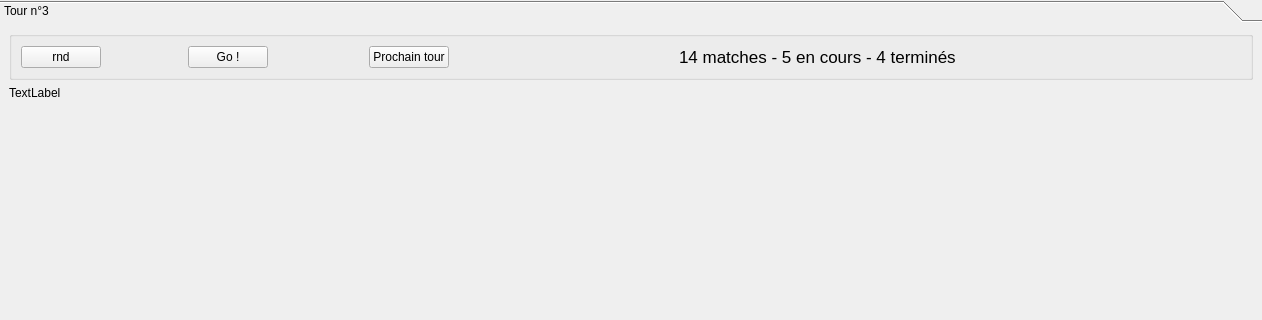
dsarrut/badminapp, file ui/RoundWidget.ui: the form before one commit; both pictures show x 0 to 1262 and y 0 to 320 of the 1262 by 701 pixel window.
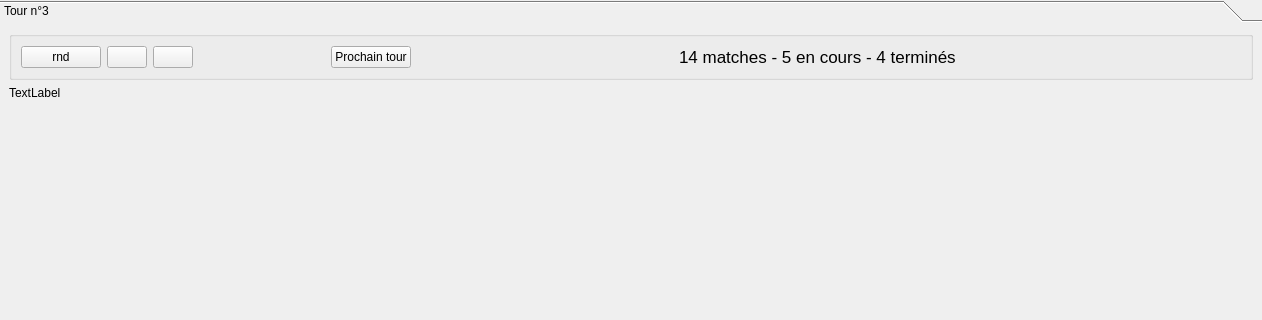
The form after the commit. Icons and pictures are not drawn.

What changed in the file:
```diff
--- a/ui/RoundWidget.ui
+++ b/ui/RoundWidget.ui
@@ -66,23 +66,42 @@
             </property>
            </widget>
           </item>
-          <item>
-           <spacer name="horizontalSpacer_5">
-            <property name="orientation">
-             <enum>Qt::Horizontal</enum>
-            </property>
-            <property name="sizeHint" stdset="0">
-             <size>
-              <width>40</width>
-              <height>20</height>
-             </size>
-            </property>
-           </spacer>
-          </item>
           <item>
            <widget class="QPushButton" name="button_random">
             <property name="text">
-             <string>Go !</string>
+             <string/>
+            </property>
+            <property name="icon">
+             <iconset>
+              <normalon>:/icons/128x128/actions/roll-2.png</normalon>
+             </iconset>
+            </property>
+            <property name="iconSize">
+             <size>
+              <width>32</width>
+              <height>32</height>
+             </size>
+            </property>
+           </widget>
+          </item>
+          <item>
+           <widget class="QPushButton" name="buttun_swiss">
+            <property name="toolTip">
+             <string>Générer les matchs en &quot;ronde Suisse&quot;</string>
+            </property>
+            <property name="icon">
+             <iconset>
+              <normalon>:/css/60px-Nuvola_Swiss_flag.svg.png</normalon>
+             </iconset>
+            </property>
+            <property name="iconSize">
+             <size>
+              <width>32</width>
+              <height>32</height>
+             </size>
+            </property>
+            <property name="shortcut">
+             <string>Ctrl+S</string>
             </property>
            </widget>
           </item>
```
Left out of the diff: 3 changed lines with no effect on the pictures.
